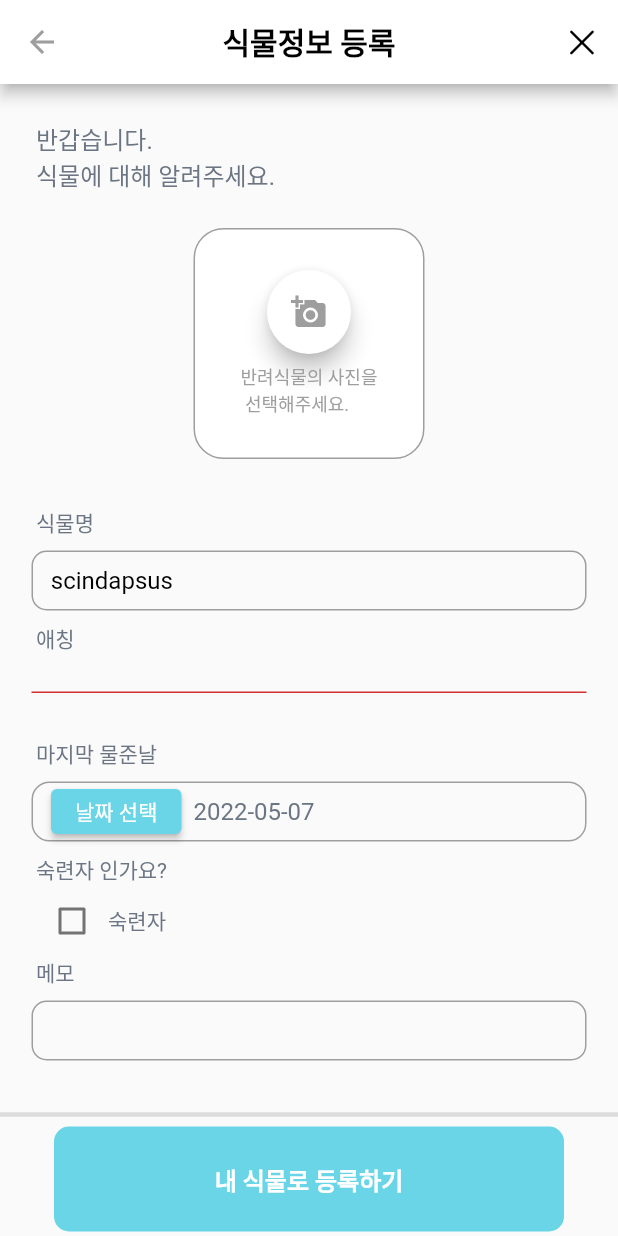
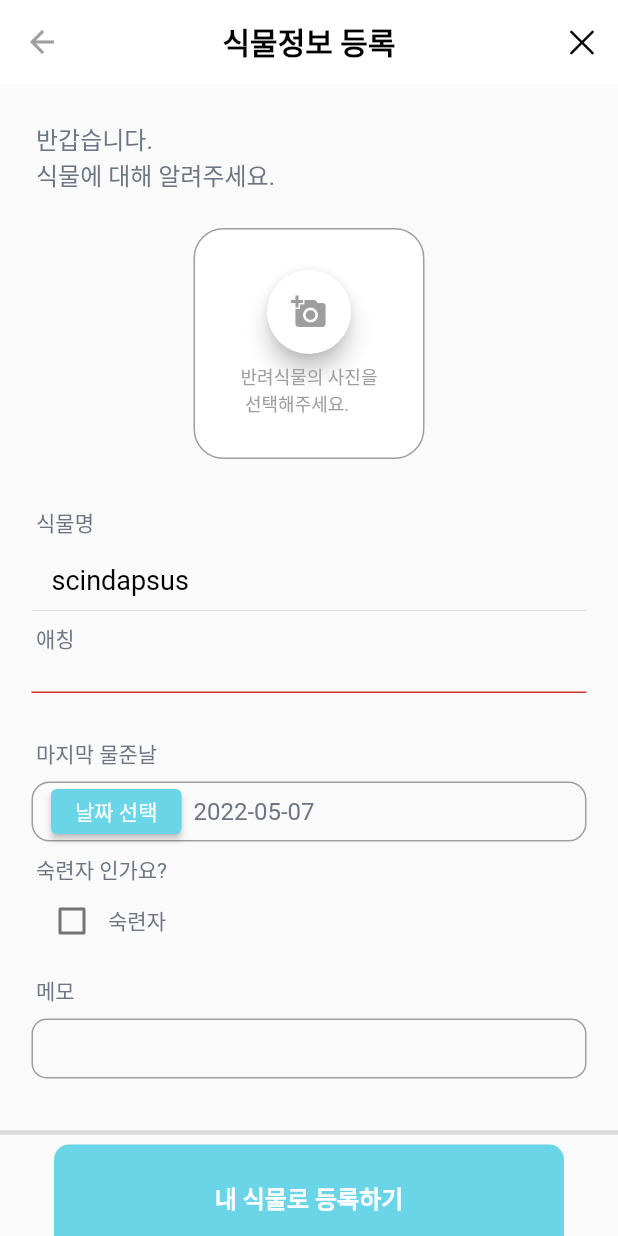
Before and after one commit to ljw-LAB/Everybodys_Plant, a Flutter app: the RegisterPage screen opened directly, on a phone screen of 412 x 824 dp. Run offline on Flutter 3.47's test engine with Material 2 defaults, Android fonts, the phone set to English and light mode, and no system bars; our stand-ins replace animated_splash_screen, cloud_firestore, date_picker_timeline, firebase_auth, firebase_core, firebase_messaging and 5 more; accounts and stored records are empty.

Commit message:
05.07 register_page ui 수정중

```diff
--- a/everybodys_plant/lib/register/register_page.dart
+++ b/everybodys_plant/lib/register/register_page.dart
@@ -171,6 +171,7 @@ class _RegisterPageState extends State<RegisterPage> {
       List<Plant> plantList = plantService.getByDate(DateTime.now());
       return Scaffold(
         appBar: AppBar(
+          elevation: 0,
           leading: BackButton(color: Colors.grey),
           title: Text("식물정보 등록",
               style:
@@ -355,15 +356,25 @@ class _RegisterPageState extends State<RegisterPage> {
                             crossAxisAlignment: CrossAxisAlignment.start,
                             mainAxisAlignment: MainAxisAlignment.center,
                             children: [
-                              Text('   ${widget.plantname}',
-                                  style: TextStyle(
-                                      color: Colors.black, fontSize: 16)),
+                              Text(
+                                '   ${widget.plantname}',
+                                style: TextStyle(
+                                  color: Colors.black,
+                                  fontSize: 18,
+                                ),
+                              ),
                             ],
                           ),
                           decoration: BoxDecoration(
-                              border: Border.all(color: Colors.grey),
-                              borderRadius:
-                                  BorderRadius.all(Radius.circular(10))),
+                            //세진이 수정한 부분
+                            border: Border(
+                              bottom:
+                                  BorderSide(color: Colors.black12, width: 0),
+                            ), //희동님이 만드신 부분
+                            // border: Border.all(color: Colors.grey),
+                            // borderRadius:
+                            //     BorderRadius.all(Radius.circular(10))),
+                          ),
                         ),
                       ),
                     ),
@@ -468,6 +479,7 @@ class _RegisterPageState extends State<RegisterPage> {
                     Text("숙련자", style: TextStyle(color: Color(0xff6B7583))),
                   ],
                 ),
+                SizedBox(height: 4),
                 Visibility(
                   visible: isVisible,
                   child: Row(
@@ -488,8 +500,12 @@ class _RegisterPageState extends State<RegisterPage> {
                       padding:
                           EdgeInsets.symmetric(horizontal: 12, vertical: 4),
                       decoration: BoxDecoration(
-                        borderRadius: BorderRadius.circular(12),
-                        border: Border.all(color: Colors.grey, width: 1),
+                        //세진이 수정한 부분
+                        border: Border(
+                          bottom: BorderSide(color: Colors.black12, width: 1),
+                        ),
+                        // borderRadius: BorderRadius.circular(12),
+                        // border: Border.all(color: Colors.grey, width: 1),
                       ),
                       child: DropdownButtonHideUnderline(
                         child: DropdownButton(
@@ -515,6 +531,7 @@ class _RegisterPageState extends State<RegisterPage> {
                     ),
                   ),
                 ),
+                SizedBox(height: 4),
                 Visibility(
                   visible: isVisible,
                   child: Row(
@@ -525,6 +542,7 @@ class _RegisterPageState extends State<RegisterPage> {
                     ],
                   ),
                 ),
+                SizedBox(height: 4),
                 Visibility(
                   visible: isVisible,
                   child: Center(
@@ -534,8 +552,13 @@ class _RegisterPageState extends State<RegisterPage> {
                       padding:
                           EdgeInsets.symmetric(horizontal: 12, vertical: 4),
                       decoration: BoxDecoration(
-                        borderRadius: BorderRadius.circular(12),
-                        border: Border.all(color: Colors.grey, width: 1),
+                        //세진이 수정한 부분
+                        border: Border(
+                          bottom: BorderSide(color: Colors.black12, width: 1),
+                        ), //희동님이 만드신 부분
+
+                        // borderRadius: BorderRadius.circular(12),
+                        // border: Border.all(color: Colors.grey, width: 1),
                       ),
                       child: DropdownButtonHideUnderline(
                         child: DropdownButton(
@@ -659,8 +682,12 @@ class _RegisterPageState extends State<RegisterPage> {
                       padding:
                           EdgeInsets.symmetric(horizontal: 12, vertical: 4),
                       decoration: BoxDecoration(
-                        borderRadius: BorderRadius.circular(12),
-                        border: Border.all(color: Colors.grey, width: 1),
+                        //세진이 수정한 부분
+                        border: Border(
+                          bottom: BorderSide(color: Colors.black12, width: 1),
+                        ), //희동님이 만드신 부분
+                        // borderRadius: BorderRadius.circular(12),
+                        // border: Border.all(color: Colors.grey, width: 1),
                       ),
                       child: DropdownButtonHideUnderline(
                         child: DropdownButton(
@@ -858,4 +885,101 @@ class _RegisterPageState extends State<RegisterPage> {
       // createTextController_flowerspaceindex.text = "";
     }
   }
+//     Widget LastWaterdayText() {
+//     return GestureDetector(
+//       onTap: () {
+//         HapticFeedback.mediumImpact();
+//         _selectDate();
+//       },
+//       child: Column(
+//         crossAxisAlignment: CrossAxisAlignment.start,
+//         children: [
+//           Text('마지막 물 준 날',
+//               style: TextStyle(fontSize: 15, color: Colors.blueGrey)),
+//           TextFormField(
+//             enabled: false,
+//             decoration: InputDecoration(
+//               isDense: true,
+//             ),
+//             controller: _BirthdayController,
+//             style: TextStyle(fontSize: 20),
+//           ),
+//         ],
+//       ),
+//     );
+//   }
+
+//   _selectDate() async {
+//     DateTime? pickedDate = await showModalBottomSheet<DateTime>(
+//       backgroundColor: ThemeData.light().scaffoldBackgroundColor,
+//       context: context,
+//       builder: (context) {
+//         // DateTime tempPickedDate;
+//         return Container(
+//           height: 300,
+//           child: Column(
+//             children: <Widget>[
+//               Container(
+//                 child: Row(
+//                   mainAxisAlignment: MainAxisAlignment.spaceBetween,
+//                   children: <Widget>[
+//                     CupertinoButton(
+//                       child: Text('취소'),
+//                       onPressed: () {
+//                         Navigator.of(context).pop();
+//                         FocusScope.of(context).unfocus();
+//                       },
+//                     ),
+//                     CupertinoButton(
+//                       child: Text('완료'),
+//                       onPressed: () {
+//                         Navigator.of(context).pop(tempPickedDate);
+//                         FocusScope.of(context).unfocus();
+//                       },
+//                     ),
+//                   ],
+//                 ),
+//               ),
+//               Divider(
+//                 height: 0,
+//                 thickness: 1,
+//               ),
+//               Expanded(
+//                 child: Container(
+//                   child: CupertinoDatePicker(
+//                     backgroundColor: ThemeData.light().scaffoldBackgroundColor,
+//                     minimumYear: 1900,
+//                     maximumYear: DateTime.now().year,
+//                     initialDateTime: DateTime.now(),
+//                     maximumDate: DateTime.now(),
+//                     mode: CupertinoDatePickerMode.date,
+//                     onDateTimeChanged: (DateTime dateTime) {
+//                       tempPickedDate = dateTime;
+//                     },
+//                   ),
+//                 ),
+//               ),
+//             ],
+//           ),
+//         );
+//       },
+//     );
+
+//     if (pickedDate != null && pickedDate != _selectedDate) {
+//       setState(() {
+//         _selectedDate = pickedDate;
+//         _BirthdayController.text = pickedDate.toString();
+//         convertDateTimeDisplay(_BirthdayController.text);
+//       });
+//     }
+//   }
+
+//   String convertDateTimeDisplay(String date) {
+//     final DateFormat displayFormater = DateFormat('yyyy-MM-dd HH:mm:ss.SSS');
+//     final DateFormat serverFormater = DateFormat('yyyy-MM-dd');
+//     final DateTime displayDate = displayFormater.parse(date);
+//     return _BirthdayController.text = serverFormater.format(displayDate);
+//   }
+// }
+
 }
```
